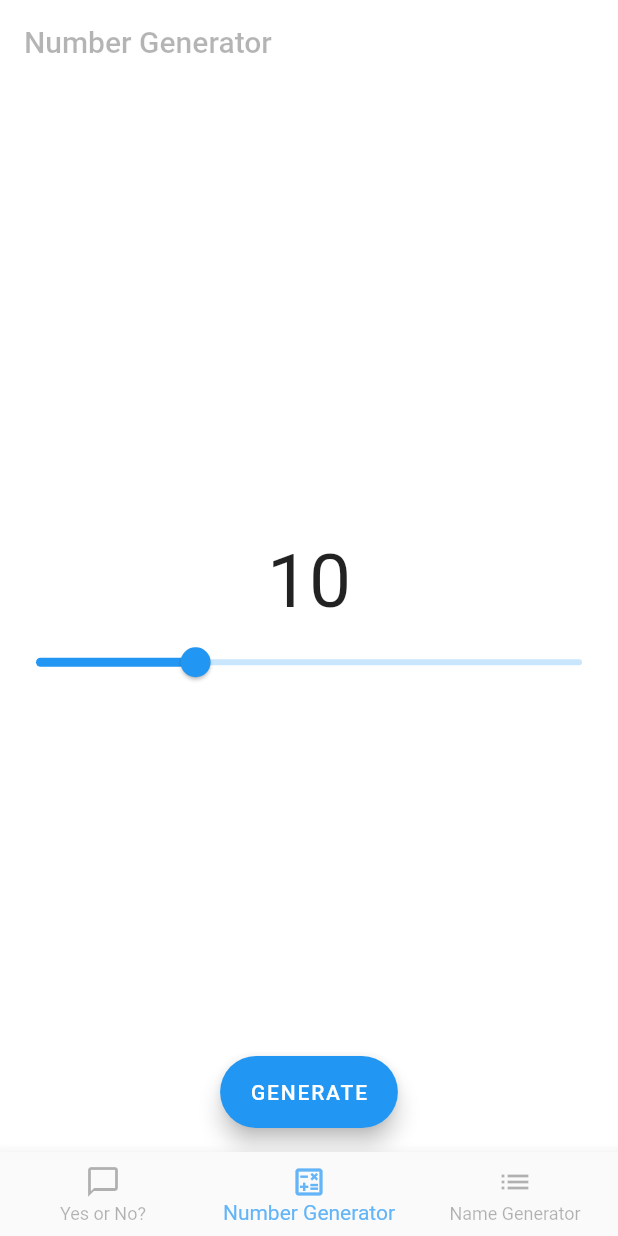
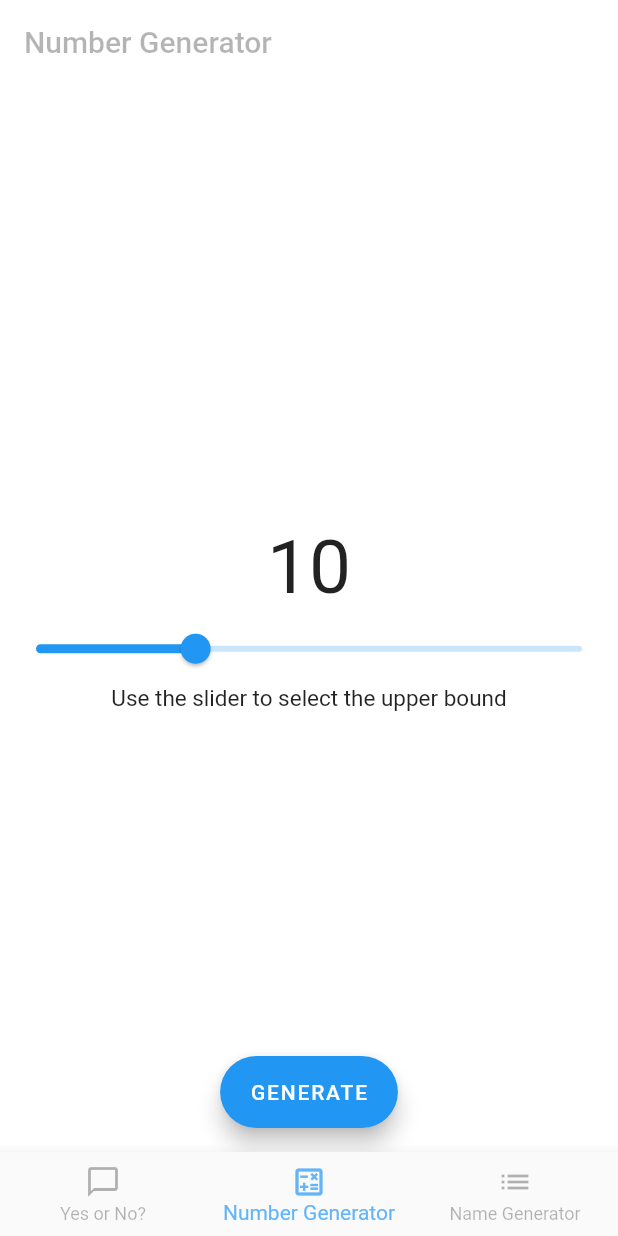
Before and after one commit to Jakhaar/random_app, a Flutter app: the screen it shows after launch, item 2 of the bottom bar chosen, after a tap on "GENERATE", on a phone screen of 412 x 824 dp. Run offline on Flutter 3.47's test engine with Material 2 defaults, Android fonts, the phone set to English and light mode, and no system bars.

Commit message:
changed the nameGen

```diff
--- a/lib/views/name_generator.dart
+++ b/lib/views/name_generator.dart
@@ -10,17 +10,15 @@ class NameGenerator extends StatefulWidget {
 }
 
 class _NameGeneratorState extends State<NameGenerator> {
-  static const _answers = ["Joao", "Antonio", "ABC", "DEF"];
+  final List<String> _answers = [];
   static const String _title = "Name Generator";
   final Random _randomNumber = Random();
-  int _value = 0, currentIndex = 0;
-  bool _buttonPressed = false;
-  double _size = 15;
+  int _index = 0, currentIndex = 0;
+  double? _textSize;
 
   @override
   Widget build(BuildContext context) {
     return Scaffold(
-      extendBodyBehindAppBar: true,
       backgroundColor: Colors.white,
       appBar: AppBar(
         backgroundColor: const Color.fromARGB(255, 255, 255, 255),
@@ -31,22 +29,33 @@ class _NameGeneratorState extends State<NameGenerator> {
         ),
       ),
       body: Center(
-        child: Text(
-          _buttonPressed == true
-              ? _answers[_value]
-              : "Press the Generate button below",
-          style: TextStyle(fontSize: _size),
+        child: Column(
+          mainAxisSize: MainAxisSize.min,
+          children: [
+            Text(
+              _answers.isEmpty ? "Create a list first" : _answers[_index],
+              style: TextStyle(fontSize: _textSize ?? 15),
+            ),
+            ElevatedButton(
+              onPressed: null,
+              child:
+                  Text(_answers.isEmpty ? "Create a list first" : "Edit list"),
+              style: ElevatedButton.styleFrom(
+                  textStyle: const TextStyle(fontSize: 20)),
+            )
+          ],
         ),
       ),
       floatingActionButtonLocation: FloatingActionButtonLocation.centerFloat,
-      floatingActionButton: FloatingActionButton.extended(
-          onPressed: (() => setState(() {
-                _value = (_randomNumber.nextInt(_answers.length) %
-                    (_answers.length - 1));
-                _buttonPressed = true;
-                _size = 50;
-              })),
-          label: const Text("GENERATE")),
+      floatingActionButton: _answers.isEmpty
+          ? null
+          : FloatingActionButton.extended(
+              onPressed: (() => setState(() {
+                    _index = (_randomNumber.nextInt(_answers.length) %
+                        _answers.length);
+                    _textSize = 50;
+                  })),
+              label: const Text("GENERATE")),
     );
   }
 }
--- a/lib/views/number_generator.dart
+++ b/lib/views/number_generator.dart
@@ -10,11 +10,11 @@ class NumberGenerator extends StatefulWidget {
 
 class _NumberGeneratorState extends State<NumberGenerator> {
   static const _title = "Number Generator";
-  static const double _size = 50;
-  double _sliderValue = 30, newValue = 0;
   static const double _sliderMinValue = 2;
   static const double _sliderMaxValue = 100;
   int? _answer;
+  double? _size;
+  double _sliderValue = 30, newValue = 0;
 
   @override
   Widget build(BuildContext context) => Scaffold(
@@ -32,8 +32,8 @@ class _NumberGeneratorState extends State<NumberGenerator> {
             mainAxisAlignment: MainAxisAlignment.center,
             children: [
               Text(
-                "${_answer ?? "0"}",
-                style: const TextStyle(fontSize: _size),
+                "${_answer ?? "Press Generate"}",
+                style: TextStyle(fontSize: _size ?? 15.0),
               ),
               Slider(
                 value: _sliderValue,
@@ -45,6 +45,10 @@ class _NumberGeneratorState extends State<NumberGenerator> {
                 label: "${_sliderValue.toInt()}",
                 divisions: 100,
               ),
+              const Text(
+                "Use the slider to select the upper bound",
+                style: TextStyle(fontSize: 15.0),
+              ),
             ],
           ),
         ),
@@ -52,6 +56,7 @@ class _NumberGeneratorState extends State<NumberGenerator> {
         floatingActionButton: FloatingActionButton.extended(
             onPressed: (() => setState(() {
                   _answer = Random().nextInt(_sliderValue.toInt());
+                  _size = 50;
                 })),
             label: const Text("GENERATE")),
       );
```
